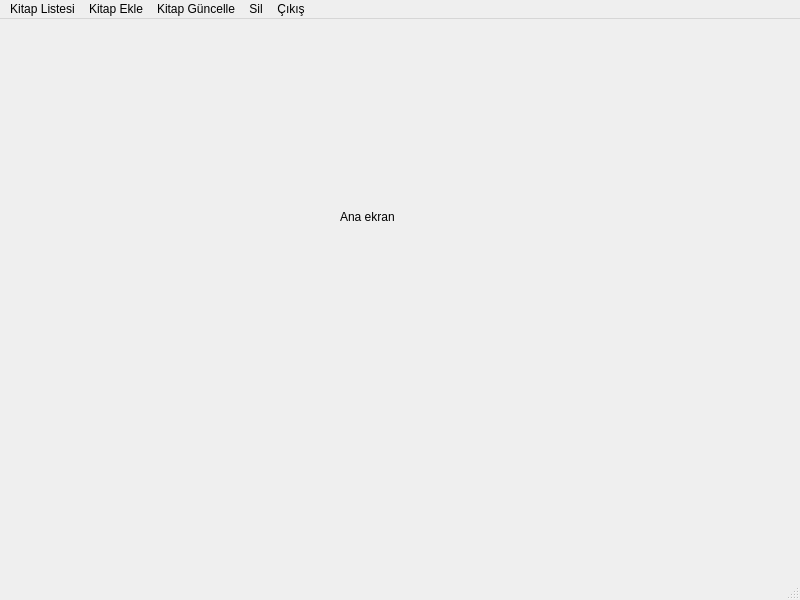
Before: the Qt Designer form Proje/anaekran.ui in sinanurun/BTK_PYTHON, drawn with Qt 5.
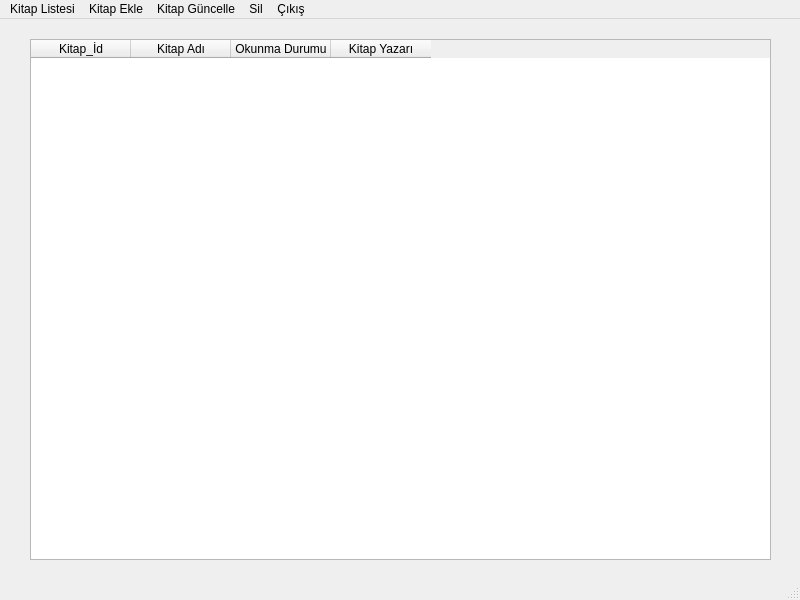
After: the same form once the commit is applied.

What changed in the file:
```diff
--- a/Proje/anaekran.ui
+++ b/Proje/anaekran.ui
@@ -14,18 +14,35 @@
    <string>MainWindow</string>
   </property>
   <widget class="QWidget" name="AnaForm">
-   <widget class="QLabel" name="label">
+   <widget class="QTableWidget" name="tableWidget">
     <property name="geometry">
      <rect>
-      <x>340</x>
-      <y>190</y>
-      <width>211</width>
-      <height>16</height>
+      <x>30</x>
+      <y>20</y>
+      <width>741</width>
+      <height>521</height>
      </rect>
     </property>
-    <property name="text">
-     <string>Ana ekran</string>
-    </property>
+    <column>
+     <property name="text">
+      <string>Kitap_İd</string>
+     </property>
+    </column>
+    <column>
+     <property name="text">
+      <string>Kitap Adı</string>
+     </property>
+    </column>
+    <column>
+     <property name="text">
+      <string>Okunma Durumu</string>
+     </property>
+    </column>
+    <column>
+     <property name="text">
+      <string>Kitap Yazarı</string>
+     </property>
+    </column>
    </widget>
   </widget>
   <widget class="QMenuBar" name="menubar">
```
